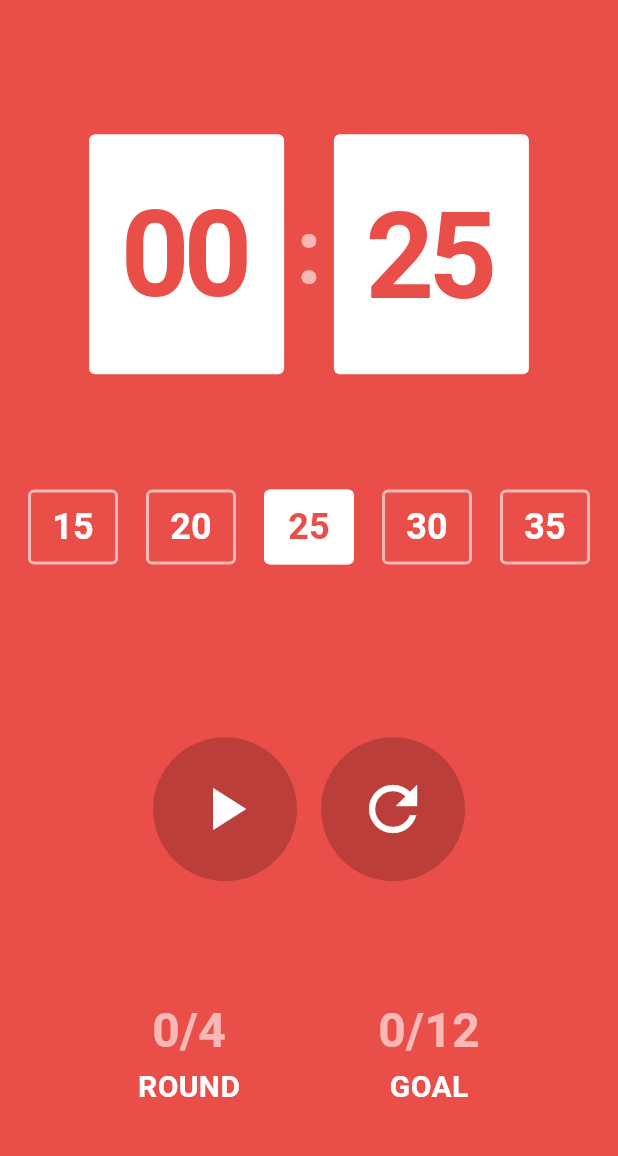
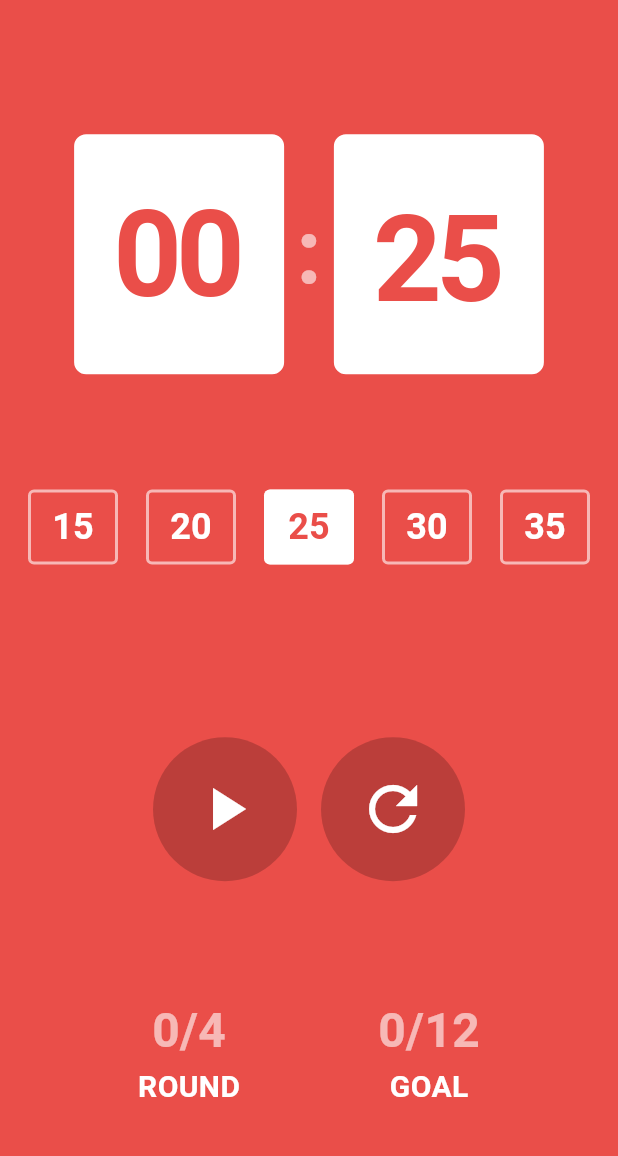
Before and after one commit to 0407chan/flutter_challenge_pomodoro, a Flutter app: the screen it shows after launch, after a tap on the "play arrow" icon, after a tap on the "pause" icon, after a tap on the "refresh" icon, on a phone screen of 412 x 824 dp, the part 65-1221 px from its top. Run offline on Flutter 3.47's test engine with Material 3 defaults, Android fonts, the phone set to English and light mode, and no system bars; Roboto replaces fonts that are missing (pretendard).

Commit message:
feat: 휴식 기능 추가

```diff
--- a/lib/components/time_select_button.dart
+++ b/lib/components/time_select_button.dart
@@ -2,12 +2,12 @@ import 'package:flutter/material.dart';
 import 'package:pomodoro/constants/color.dart';
 
 class TimeSelectButton extends StatelessWidget {
-  final Function() onPressed;
+  final Function()? onPressed;
   final String text;
   final bool isSelected;
   const TimeSelectButton({
     super.key,
-    required this.onPressed,
+    this.onPressed,
     required this.text,
     required this.isSelected,
   });
@@ -25,7 +25,7 @@ class TimeSelectButton extends StatelessWidget {
           ),
         ),
         backgroundColor: isSelected ? AppColors.white : Colors.transparent,
-        padding: const EdgeInsets.all(0),
+        padding: const EdgeInsets.symmetric(horizontal: 16),
         minimumSize: const Size(60, 50),
       ),
       child: Text(
--- a/lib/screens/pomodoro_screen.dart
+++ b/lib/screens/pomodoro_screen.dart
@@ -15,8 +15,8 @@ class PomodoroScreen extends StatefulWidget {
 }
 
 class _PomodoroScreenState extends State<PomodoroScreen> {
-  int round = 0, goal = 0;
-  bool isRunning = false;
+  int round = 0, goal = 0, currentTimerIndex = 2, timer = 25 * MINUTES;
+  bool isRunning = false, isBreak = false;
   List<int> timerSelector = [
     15 * MINUTES,
     20 * MINUTES,
@@ -24,28 +24,41 @@ class _PomodoroScreenState extends State<PomodoroScreen> {
     30 * MINUTES,
     35 * MINUTES,
   ];
-  int currentTimerIndex = 2;
-  int timer = 3 * MINUTES;
+  final int breakTime = 5 * MINUTES;
   late Timer? timerCounter;
+
+  @override
+  void initState() {
+    super.initState();
+    timer = timerSelector[currentTimerIndex];
+  }
 
   void startTimer() {
     timerCounter = Timer.periodic(const Duration(seconds: 1), (t) {
-      setState(() {
       if (timer > 0) {
         timer--;
       } else {
         t.cancel();
-          setState(() {
+
+        if (isBreak) {
+          // 휴식 종료
+          isBreak = false;
           isRunning = false;
+          timer = timerSelector[currentTimerIndex];
+        } else {
+          // 뽀모 종료
+          isBreak = true;
           round++;
           if (round == 4) {
             goal++;
             round = 0;
           }
-            timer = timerSelector[currentTimerIndex];
-          });
+          isRunning = false;
+          timer = breakTime;
         }
-      });
+      }
+
+      setState(() {});
     });
 
     setState(() {
@@ -63,6 +76,15 @@ class _PomodoroScreenState extends State<PomodoroScreen> {
   void resetTimer() {
     timerCounter?.cancel();
     setState(() {
+      isRunning = false;
+      timer = timerSelector[currentTimerIndex];
+    });
+  }
+
+  void skipBreak() {
+    timerCounter?.cancel();
+    setState(() {
+      isBreak = false;
       isRunning = false;
       timer = timerSelector[currentTimerIndex];
     });
@@ -117,17 +139,23 @@ class _PomodoroScreenState extends State<PomodoroScreen> {
                 mainAxisAlignment: MainAxisAlignment.center,
                 children: [
                   Container(
-                    width: 130,
+                    width: 140,
                     decoration: BoxDecoration(
-                      color: AppColors.white,
-                      borderRadius: BorderRadius.circular(4),
+                      color: isBreak ? AppColors.primary : AppColors.white,
+                      borderRadius: BorderRadius.circular(8),
+                      border: Border.all(
+                        color: isBreak
+                            ? AppColors.whiteSecondary
+                            : AppColors.white,
+                        width: 2,
+                      ),
                     ),
                     height: 160,
                     alignment: Alignment.center,
                     child: Text(
                       getHours(timer),
-                      style: const TextStyle(
-                        color: AppColors.primary,
+                      style: TextStyle(
+                        color: isBreak ? AppColors.white : AppColors.primary,
                         fontWeight: FontWeight.bold,
                         letterSpacing: -4,
                         fontSize: 80,
@@ -145,12 +173,18 @@ class _PomodoroScreenState extends State<PomodoroScreen> {
                   ),
                   const SizedBox(width: 8),
                   Container(
-                    width: 130,
+                    width: 140,
                     height: 160,
                     alignment: Alignment.center,
                     decoration: BoxDecoration(
-                      color: AppColors.white,
-                      borderRadius: BorderRadius.circular(4),
+                      color: isBreak ? AppColors.primary : AppColors.white,
+                      borderRadius: BorderRadius.circular(8),
+                      border: Border.all(
+                        color: isBreak
+                            ? AppColors.whiteSecondary
+                            : AppColors.white,
+                        width: 2,
+                      ),
                     ),
                     padding: const EdgeInsets.symmetric(
                       horizontal: 12,
@@ -158,8 +192,8 @@ class _PomodoroScreenState extends State<PomodoroScreen> {
                     ),
                     child: Text(
                       getMinutes(timer),
-                      style: const TextStyle(
-                        color: AppColors.primary,
+                      style: TextStyle(
+                        color: isBreak ? AppColors.white : AppColors.primary,
                         fontWeight: FontWeight.bold,
                         letterSpacing: -4,
                         fontSize: 80,
@@ -171,6 +205,14 @@ class _PomodoroScreenState extends State<PomodoroScreen> {
 
               SizedBox(height: constraints.maxHeight * 0.1),
               // 타이머 선택기
+              if (isBreak)
+                const Center(
+                  child: TimeSelectButton(
+                    text: 'BREAK',
+                    isSelected: false,
+                  ),
+                ),
+              if (!isBreak)
                 Row(
                   mainAxisAlignment: MainAxisAlignment.spaceEvenly,
                   children: [
@@ -194,11 +236,17 @@ class _PomodoroScreenState extends State<PomodoroScreen> {
                     onPressed: isRunning ? stopTimer : startTimer,
                     icon: isRunning ? Icons.pause : Icons.play_arrow,
                   ),
-                  const SizedBox(width: 16),
-                  if (!isRunning)
+                  if (!isBreak) const SizedBox(width: 16),
+                  if (!isRunning && !isBreak)
                     TimerButton(
                       onPressed: resetTimer,
                       icon: Icons.refresh,
+                    ),
+                  if (isBreak) const SizedBox(width: 16),
+                  if (isBreak)
+                    TimerButton(
+                      onPressed: skipBreak,
+                      icon: Icons.skip_next,
                     ),
                 ],
               ),
```
Lines whose indentation alone changed are shown as unchanged.
